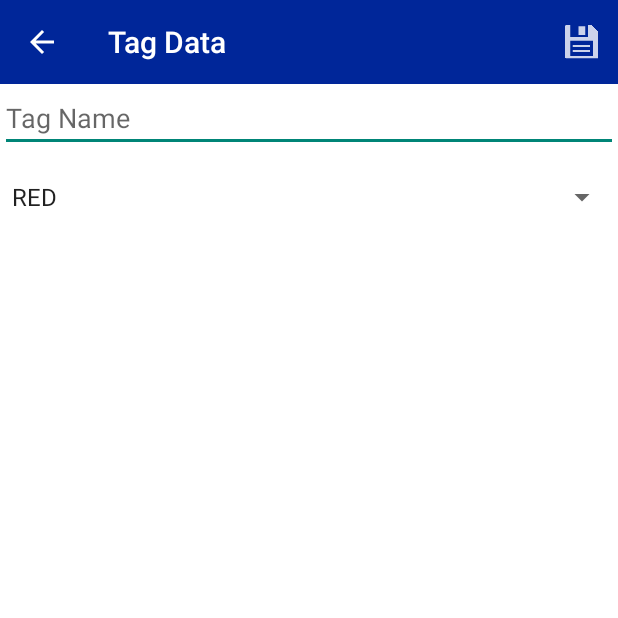
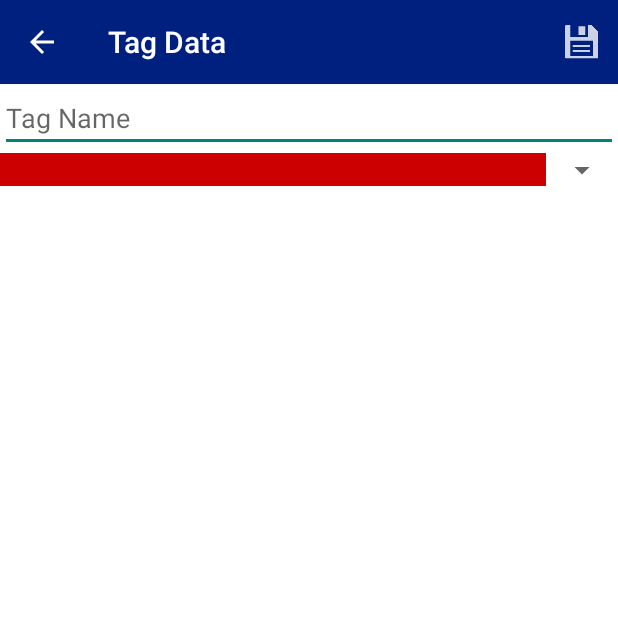
Before and after one commit to hakudoshi23/MyWallet, an Android app: the TagDataActivity screen opened directly, with no data from a screen before it, on a phone screen of 412 x 824 dp, the top half of it. Run offline under Robolectric (Android 15) with nearby library versions, the phone set to English and light mode, and no system bars.

Commit message:
Travis CI (2).

```diff
--- a/src/main/java/com/haku/wallet/account/filter/AccountFilterFragment.java
+++ b/src/main/java/com/haku/wallet/account/filter/AccountFilterFragment.java
@@ -42,7 +42,7 @@ public class AccountFilterFragment extends ListFragment implements View.OnClickL
             this.ids = Tag.getTagsIds(this.getActivity());
             this.checked = new boolean[this.names.length];
 
-            this.tags = (Button) rootView.findViewById(R.id.account_list_item_desc);
+            this.tags = (Button) rootView.findViewById(R.id.account_filter_tags);
             this.tags.setOnClickListener(this);
             this.from = (Button) rootView.findViewById(R.id.account_filter_from);
             this.from.setOnClickListener(this);
@@ -62,7 +62,7 @@ public class AccountFilterFragment extends ListFragment implements View.OnClickL
         AlertDialog.Builder builder;
         Calendar c = Calendar.getInstance();
         switch (v.getId()) {
-            case R.id.account_list_item_desc:
+            case R.id.account_filter_tags:
                 builder = new AlertDialog.Builder(this.getActivity());
                 builder.setTitle(R.string.title_activity_tag)
                         .setMultiChoiceItems(this.names, this.checked,
--- a/src/main/java/com/haku/wallet/tag/TagDataActivity.java
+++ b/src/main/java/com/haku/wallet/tag/TagDataActivity.java
@@ -25,8 +25,7 @@ public class TagDataActivity extends ActionBarActivity {
         this.getSupportActionBar().setDisplayHomeAsUpEnabled(true);
 
         Spinner spinner = (Spinner) this.findViewById(R.id.activity_tag_data_color);
-        ArrayAdapter<CharSequence> adapter = ArrayAdapter.createFromResource(this,
-                R.array.color_name, android.R.layout.simple_spinner_item);
+        ArrayAdapter<CharSequence> adapter = new TagSpinnerAdapter(this);
         adapter.setDropDownViewResource(android.R.layout.simple_spinner_dropdown_item);
         spinner.setAdapter(adapter);
 
@@ -51,7 +50,7 @@ public class TagDataActivity extends ActionBarActivity {
         if (id == R.id.action_save) {
             TextView nameView = (TextView) this.findViewById(R.id.activity_tag_data_name);
             Spinner colorView = (Spinner) this.findViewById(R.id.activity_tag_data_color);
-            int[] color_values = this.getResources().getIntArray(R.array.color_value);
+            int[] color_values = this.getResources().getIntArray(R.array.color_values);
             int color = color_values[colorView.getSelectedItemPosition()];
             if (this.tag == null) this.tag = new Tag();
             this.tag.name = nameView.getText().toString();
@@ -68,7 +67,7 @@ public class TagDataActivity extends ActionBarActivity {
 
     private int getColorIndex(int color) {
         int index = 0;
-        int[] colors = this.getResources().getIntArray(R.array.color_value);
+        int[] colors = this.getResources().getIntArray(R.array.color_values);
         for (int i = 0; i < colors.length; i++) {
             if (colors[i] == color) {
                 index = i;
--- /dev/null
+++ b/src/main/java/com/haku/wallet/tag/TagSpinnerAdapter.java
@@ -0,0 +1,31 @@
+package com.haku.wallet.tag;
+
+import android.app.Activity;
+import android.view.View;
+import android.view.ViewGroup;
+import android.widget.ArrayAdapter;
+import com.haku.wallet.R;
+
+public class TagSpinnerAdapter extends ArrayAdapter<CharSequence> {
+    private final int[] colors;
+
+    public TagSpinnerAdapter(Activity activity) {
+        super(activity, android.R.layout.simple_spinner_item);
+        this.colors = activity.getResources().getIntArray(R.array.color_values);
+        for (int color : this.colors) this.add("");
+    }
+
+    @Override
+    public View getDropDownView(int position, View convertView, ViewGroup parent) {
+        View rowView = super.getDropDownView(position, convertView, parent);
+        if (rowView != null) rowView.setBackgroundColor(this.colors[position]);
+        return rowView;
+    }
+
+    @Override
+    public View getView(int position, View convertView, ViewGroup parent) {
+        View rowView = super.getView(position, convertView, parent);
+        if (rowView != null) rowView.setBackgroundColor(this.colors[position]);
+        return rowView;
+    }
+}
--- a/src/main/java/com/haku/wallet/util/FormatUtil.java
+++ b/src/main/java/com/haku/wallet/util/FormatUtil.java
@@ -5,7 +5,7 @@ import java.text.DecimalFormat;
 public class FormatUtil {
 
     public static String format(float amount, String currency) {
-        DecimalFormat df = new DecimalFormat(String.format("+#.00%s;-#.00%s", currency, currency));
+        DecimalFormat df = new DecimalFormat(String.format("+#0.00%s;-#0.00%s", currency, currency));
         return df.format(amount);
     }
 }
--- a/src/main/res/layout/activity_account_data.xml
+++ b/src/main/res/layout/activity_account_data.xml
@@ -4,7 +4,7 @@
         android:id="@+id/account_data"
         android:layout_width="match_parent"
         android:layout_height="match_parent"
-        tools:context="com.haku.wallet.account.AccountDataActivity">
+        tools:activity="com.haku.wallet.account.AccountDataActivity">
 
         <EditText
                 android:layout_width="wrap_content"
--- a/src/main/res/layout/activity_account_debt_data.xml
+++ b/src/main/res/layout/activity_account_debt_data.xml
@@ -4,7 +4,7 @@
               android:layout_width="match_parent"
               android:layout_height="match_parent"
               android:orientation="vertical"
-              tools:context="com.haku.wallet.account.debt.AccountDebtDataActivity">
+              tools:activity="com.haku.wallet.account.debt.AccountDebtDataActivity">
 
     <android.support.v7.widget.Toolbar
             android:id="@+id/toolbar"
@@ -18,7 +18,7 @@
                     xmlns:tools="http://schemas.android.com/tools"
                     android:layout_width="match_parent"
                     android:layout_height="match_parent"
-                    tools:context="com.haku.wallet.account.debt.AccountDebtDataActivity">
+                    tools:activity="com.haku.wallet.account.debt.AccountDebtDataActivity">
 
         <EditText
                 android:layout_width="wrap_content"
--- a/src/main/res/layout/activity_account_move_data.xml
+++ b/src/main/res/layout/activity_account_move_data.xml
@@ -4,7 +4,7 @@
               android:layout_width="match_parent"
               android:layout_height="match_parent"
               android:orientation="vertical"
-              tools:context="com.haku.wallet.account.move.AccountMoveDataActivity">
+              tools:activity="com.haku.wallet.account.move.AccountMoveDataActivity">
 
     <android.support.v7.widget.Toolbar
             android:id="@+id/toolbar"
@@ -18,7 +18,7 @@
                     xmlns:tools="http://schemas.android.com/tools"
                     android:layout_width="match_parent"
                     android:layout_height="match_parent"
-                    tools:context="com.haku.wallet.account.move.AccountMoveDataActivity">
+                    tools:activity="com.haku.wallet.account.move.AccountMoveDataActivity">
 
         <EditText
                 android:layout_width="wrap_content"
--- a/src/main/res/layout/activity_tag_data.xml
+++ b/src/main/res/layout/activity_tag_data.xml
@@ -4,7 +4,7 @@
               android:layout_width="match_parent"
               android:layout_height="match_parent"
               android:orientation="vertical"
-              tools:context="com.haku.wallet.tag.TagDataActivity">
+              tools:activity="com.haku.wallet.tag.TagDataActivity">
 
     <android.support.v7.widget.Toolbar
             android:id="@+id/toolbar"
@@ -18,7 +18,7 @@
                     xmlns:tools="http://schemas.android.com/tools"
                     android:layout_width="match_parent"
                     android:layout_height="match_parent"
-                    tools:context="com.haku.wallet.tag.TagDataActivity">
+                    tools:activity="com.haku.wallet.tag.TagDataActivity">
 
         <EditText
                 android:id="@+id/activity_tag_data_name"
@@ -33,7 +33,7 @@
         <Spinner
                 android:id="@+id/activity_tag_data_color"
                 android:layout_width="fill_parent"
-                android:layout_height="60dp"
+                android:layout_height="wrap_content"
                 android:layout_below="@+id/activity_tag_data_name"
                 android:layout_alignParentStart="true"
                 android:spinnerMode="dialog"/>
--- a/src/main/res/layout/fragment_account_filter.xml
+++ b/src/main/res/layout/fragment_account_filter.xml
@@ -6,7 +6,7 @@
                 android:layout_height="match_parent">
 
     <Button
-            android:id="@+id/account_list_item_desc"
+            android:id="@+id/account_filter_tags"
             android:layout_width="fill_parent"
             android:layout_height="wrap_content"
             android:layout_alignParentTop="true"
@@ -15,14 +15,13 @@
             android:hint="@string/tags"
             android:background="@drawable/button"
             android:layout_margin="1dp"
-            android:textColor="@color/primary"
             style="@style/button_text"/>
 
     <LinearLayout
             android:id="@+id/filter"
             android:layout_width="fill_parent"
             android:layout_height="wrap_content"
-            android:layout_below="@+id/account_list_item_desc"
+            android:layout_below="@+id/account_filter_tags"
             android:weightSum="2">
 
         <Button
@@ -43,7 +42,6 @@
                 android:hint="@string/to"
                 android:background="@drawable/button"
                 android:layout_margin="1dp"
-                android:textColor="@color/primary"
                 style="@style/button_text"/>
     </LinearLayout>
 
--- a/src/main/res/values/color.xml
+++ b/src/main/res/values/color.xml
@@ -1,19 +1,3 @@
 <?xml version="1.0" encoding="utf-8"?>
 <resources>
-    <array name="color_name">
-        <item>RED</item>
-        <item>GREEN</item>
-        <item>BLUE</item>
-        <item>BLACK</item>
-        <item>WHITE</item>
-        <item>CYAN</item>
-    </array>
-    <integer-array name="color_value">
-        <item>-65536</item>
-        <item>-16711936</item>
-        <item>-16776961</item>
-        <item>-16777216</item>
-        <item>-1</item>
-        <item>-16711681</item>
-    </integer-array>
 </resources>
--- a/src/main/res/values/colors.xml
+++ b/src/main/res/values/colors.xml
@@ -1,7 +1,16 @@
 <?xml version="1.0" encoding="utf-8"?>
 <resources>
     <color name="bg">#FFFFFF</color>
-    <color name="primary">#002699</color>
-    <color name="primary_light">#668CFF</color>
-    <color name="primary_lighter">#99B3FF</color>
+    <color name="primary">#002080</color>
+    <color name="primary_light">#3366FF</color>
+    <color name="primary_lighter">#809FFF</color>
+
+    <array name="color_values">
+        <item>#CC0000</item>
+        <item>#009900</item>
+        <item>#0059B3</item>
+        <item>#000000</item>
+        <item>#FFFFFF</item>
+        <item>#00B8E6</item>
+    </array>
 </resources>
```
Also changed, not shown: build.gradle (+5 -5 lines), src/main/java/com/haku/wallet/DrawerActivity.java (+24 -2 lines), src/main/java/com/haku/wallet/account/AccountFragment.java (+3 -18 lines), src/main/java/com/haku/wallet/account/AccountPagerAdapter.java (added, +52 -0 lines), src/main/java/com/haku/wallet/account/TabHostPager.java (deleted, +0 -57 lines), src/main/res/layout/fragment_account.xml (+14 -11 lines), src/main/res/values/styles.xml (+8 -0 lines), gradle/wrapper/gradle-wrapper.properties, 3 other files.
